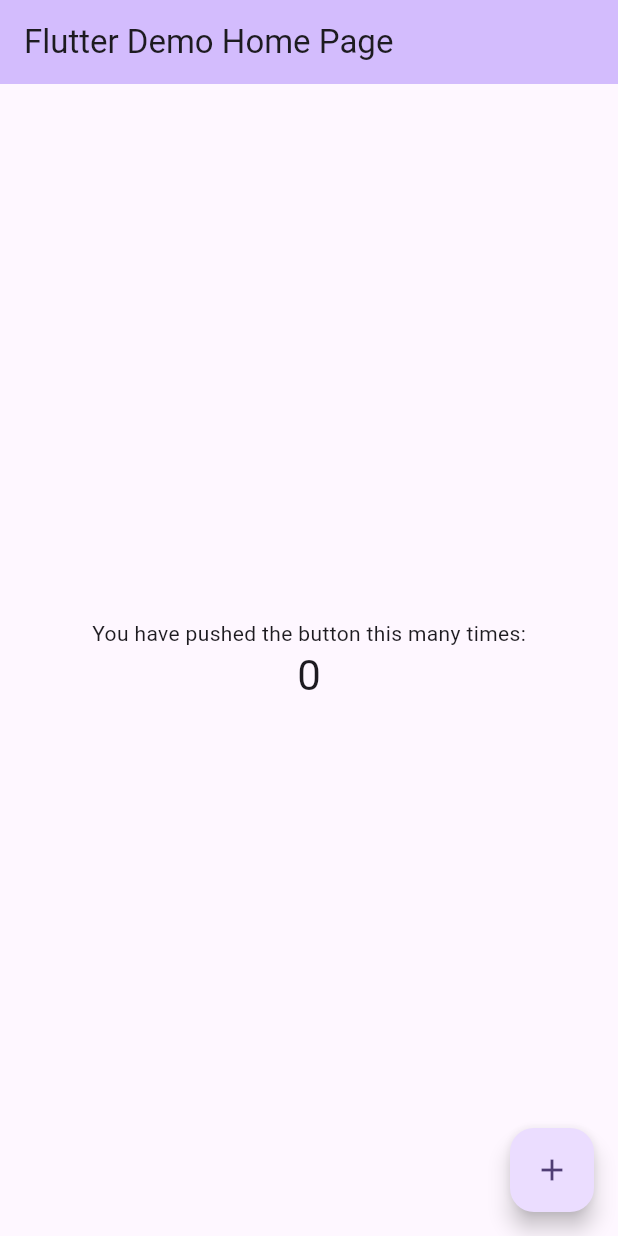
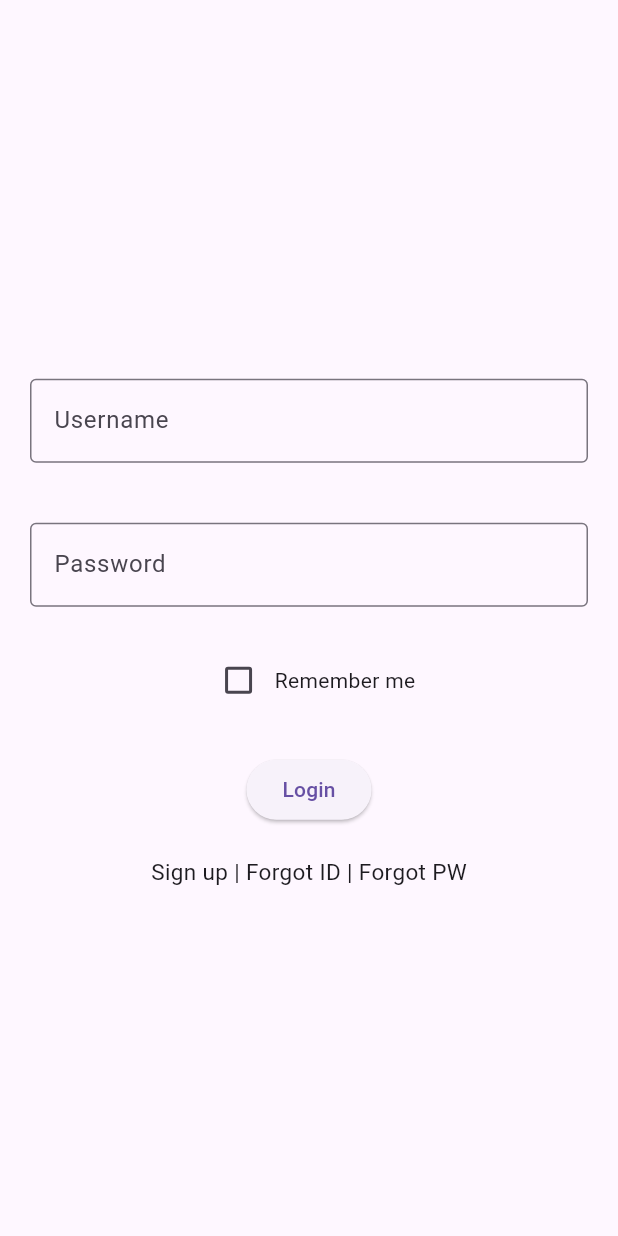
Before and after one commit to koo995/24_Solution_Challenge, a Flutter app: the screen it shows after launch, on a phone screen of 412 x 824 dp. Run offline on Flutter 3.47's test engine with Material 3 defaults, Android fonts, the phone set to English and light mode, and no system bars.

Commit message:
Login page view
로긴 페이지 view 구현

```diff
--- a/Front/analysis_options.yaml
+++ b/Front/analysis_options.yaml
@@ -21,6 +21,9 @@ linter:
   # `// ignore_for_file: name_of_lint` syntax on the line or in the file
   # producing the lint.
   rules:
+    prefer_const_constructors: false
+    prefer_const_literals_to_create_immutables: false
+    prefer_const_constructors_in_immutables: false
     # avoid_print: false  # Uncomment to disable the `avoid_print` rule
     # prefer_single_quotes: true  # Uncomment to enable the `prefer_single_quotes` rule
 
--- a/Front/lib/main.dart
+++ b/Front/lib/main.dart
@@ -1,7 +1,11 @@
 import 'package:flutter/material.dart';
+import 'package:front_flutter/view/login_page.dart';
 
 void main() {
-  runApp(const MyApp());
+  runApp(MaterialApp(
+    title: 'My App',
+    home: MyApp(),
+  ));
 }
 
 class MyApp extends StatelessWidget {
@@ -10,66 +14,6 @@ class MyApp extends StatelessWidget {
   // This widget is the root of your application.
   @override
   Widget build(BuildContext context) {
-    return MaterialApp(
-      title: 'Flutter Demo',
-      theme: ThemeData(
-        colorScheme: ColorScheme.fromSeed(seedColor: Colors.deepPurple),
-        useMaterial3: true,
-      ),
-      home: const MyHomePage(title: 'Flutter Demo Home Page'),
-    );
+    return LoginPage();
   }
 }
-
-class MyHomePage extends StatefulWidget {
-  const MyHomePage({super.key, required this.title});
-
-  final String title;
-
-  @override
-  State<MyHomePage> createState() => _MyHomePageState();
-}
-
-class _MyHomePageState extends State<MyHomePage> {
-  int _counter = 0;
-
-  void _incrementCounter() {
-    setState(() {
-      _counter++;
-    });
-  }
-
-  @override
-  Widget build(BuildContext context) {
-    return Scaffold(
-      appBar: AppBar(
-
-        backgroundColor: Theme.of(context).colorScheme.inversePrimary,
-
-        title: Text(widget.title),
-      ),
-      body: Center(
-        // Center is a layout widget. It takes a single child and positions it
-        // in the middle of the parent.
-        child: Column(
-
-          mainAxisAlignment: MainAxisAlignment.center,
-          children: <Widget>[
-            const Text(
-              'You have pushed the button this many times:',
-            ),
-            Text(
-              '$_counter',
-              style: Theme.of(context).textTheme.headlineMedium,
-            ),
-          ],
-        ),
-      ),
-      floatingActionButton: FloatingActionButton(
-        onPressed: _incrementCounter,
-        tooltip: 'Increment',
-        child: const Icon(Icons.add),
-      ), // This trailing comma makes auto-formatting nicer for build methods.
-    );
-  }
-}
--- /dev/null
+++ b/Front/lib/view/home_page.dart
@@ -0,0 +1,18 @@
+import 'package:flutter/material.dart';
+
+class HomePage extends StatelessWidget {
+  HomePage({Key? key}) : super(key: key);
+
+  // This widget is the root of your application.
+  @override
+  Widget build(BuildContext context) {
+    return Scaffold(
+      appBar: AppBar(
+        centerTitle: Text("Home"),
+      ),
+      body: Center(
+        child: Text("Home"),
+      ),
+    );
+  }
+}
--- /dev/null
+++ b/Front/lib/view/login_page.dart
@@ -0,0 +1,83 @@
+import 'package:flutter/material.dart';
+import 'home_page.dart';
+
+class LoginPage extends StatefulWidget {
+   LoginPage({Key? key}) : super(key: key);
+
+  @override
+  State<LoginPage> createState() => _LoginPageState();
+}
+
+class _LoginPageState extends State<LoginPage> {
+  // This widget is the root of your application.
+  @override
+  Widget build(BuildContext context) {
+    return  MaterialApp(
+        debugShowCheckedModeBanner: false,
+      title: 'Flutter Demo',
+      home: Scaffold(
+        body:
+        Center(
+          child: Column(
+            mainAxisAlignment: MainAxisAlignment.center,
+            crossAxisAlignment: CrossAxisAlignment.center,
+            children: [
+              Container(
+                margin: EdgeInsets.all(20),
+                child: TextField(
+                  decoration: InputDecoration(
+                    border: OutlineInputBorder(),
+                    labelText: 'Username',
+                  ),
+                ),
+              ),
+              Container(
+                margin: EdgeInsets.all(20),
+                child: TextField(
+                  decoration: InputDecoration(
+                    border: OutlineInputBorder(),
+                    labelText:'Password',
+                  ),
+                ),
+              ),
+              Container(
+                margin: EdgeInsets.all(5),
+                child: Row(
+                  mainAxisAlignment: MainAxisAlignment.center,
+                  children: [
+                    Checkbox(
+                      value: false,
+                      onChanged: (bool? value) {},
+                    ),
+                    Text("Remember me"),
+                  ],
+                )
+              ),
+              Container(
+                margin: EdgeInsets.all(20),
+                child: ElevatedButton(
+                  onPressed: () {
+                    Navigator.of(context).pushAndRemoveUntil(
+                      MaterialPageRoute(builder: (context) => HomePage()),(route)=>false
+                    );
+                  },
+                  child: Text('Login'),
+                ),
+              ),
+              Row(
+                mainAxisAlignment: MainAxisAlignment.center,
+                children: [
+                  Text("Sign up", style: TextStyle(fontSize: 15),),
+                  Text(" | ", style: TextStyle(fontSize: 15),),
+                  Text("Forgot ID", style: TextStyle(fontSize: 15),),
+                  Text(" | ", style: TextStyle(fontSize: 15),),
+                  Text("Forgot PW", style: TextStyle(fontSize: 15),),
+                ],
+                  ),
+            ],
+          ),
+        ),
+      ),
+    );
+  }
+}
```
